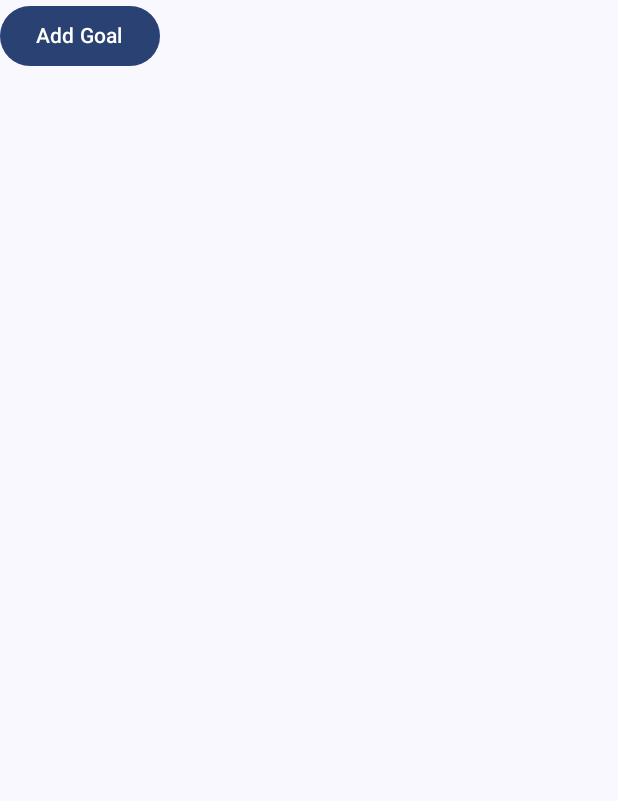
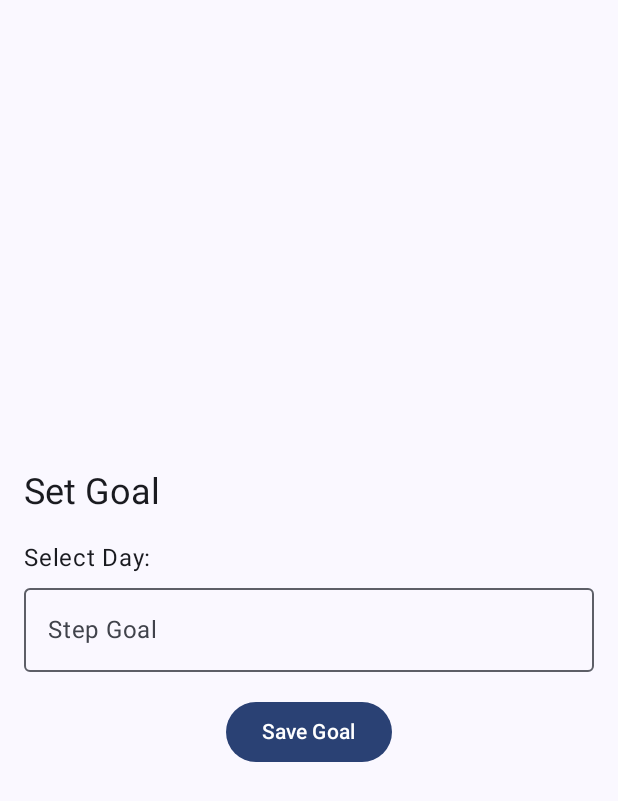
Before and after one commit to pia0sbltg/CCL3Stepcounter, an Android app built with Jetpack Compose: the GoalsScreen screen opened through its navigation route, after a tap on "Add Goal", on a phone screen of 412 x 824 dp. Shown: the top 801 px of the screen. Run offline under Robolectric (Android 15) with nearby library versions, the phone set to English and light mode, and no system bars; our stand-ins replace Room's generated code, livedata-compose; libraries missing offline, so code that uses them is left out: com.google.android.libraries; 4 statements that could not run were skipped.

Commit message:
Goals work

```diff
--- a/app/src/main/java/dev/cc231046/ccl3stepcounter/data/GoalDao.kt
+++ b/app/src/main/java/dev/cc231046/ccl3stepcounter/data/GoalDao.kt
@@ -11,6 +11,9 @@ interface GoalsDao {
     @Query("SELECT * FROM goals")
     suspend fun getAllGoals(): List<GoalEntity>
 
+    @Query("SELECT * FROM goals WHERE dayOfWeek = :dayOfWeek")
+    suspend fun getGoalsForDay(dayOfWeek: Int): List<GoalEntity>
+
     @Insert(onConflict = OnConflictStrategy.REPLACE)
     suspend fun insertGoal(goal: GoalEntity)
 
--- a/app/src/main/java/dev/cc231046/ccl3stepcounter/data/GoalEntity.kt
+++ b/app/src/main/java/dev/cc231046/ccl3stepcounter/data/GoalEntity.kt
@@ -6,6 +6,6 @@ import androidx.room.PrimaryKey
 @Entity(tableName = "goals")
 data class GoalEntity(
     @PrimaryKey(autoGenerate = true) val id: Int = 0,
-    val goal: Int,
-    val description: String
+    val dayOfWeek: Int, // 1 = Monday, 2 = Tuesday, ..., 7 = Sunday
+    val stepGoal: Int,  // Step goal for the day
 )
--- a/app/src/main/java/dev/cc231046/ccl3stepcounter/data/StepsDao.kt
+++ b/app/src/main/java/dev/cc231046/ccl3stepcounter/data/StepsDao.kt
@@ -10,6 +10,9 @@ interface StepsDao {
     @Query("SELECT * FROM steps WHERE date = :date")
     suspend fun getStepsForDate(date: String): StepEntity?
 
+    @Query("SELECT * FROM steps")
+    suspend fun getAllSteps(): List<StepEntity>?
+
     @Insert(onConflict = OnConflictStrategy.REPLACE)
     suspend fun insertSteps(step: StepEntity)
 }
--- a/app/src/main/java/dev/cc231046/ccl3stepcounter/data/StepsDatabase.kt
+++ b/app/src/main/java/dev/cc231046/ccl3stepcounter/data/StepsDatabase.kt
@@ -5,7 +5,7 @@ import androidx.room.Database
 import androidx.room.Room
 import androidx.room.RoomDatabase
 
-@Database(entities = [StepEntity::class, GoalEntity::class], version = 1)
+@Database(entities = [StepEntity::class, GoalEntity::class], version = 2)
 abstract class StepsDatabase : RoomDatabase() {
     abstract fun stepsDao(): StepsDao
     abstract fun goalsDao(): GoalsDao
--- /dev/null
+++ b/app/src/main/java/dev/cc231046/ccl3stepcounter/ui/EditGoalScreen.kt
@@ -0,0 +1,73 @@
+package dev.cc231046.ccl3stepcounter.ui
+
+import androidx.compose.foundation.layout.Arrangement
+import androidx.compose.foundation.layout.Column
+import androidx.compose.foundation.layout.Spacer
+import androidx.compose.foundation.layout.fillMaxSize
+import androidx.compose.foundation.layout.fillMaxWidth
+import androidx.compose.foundation.layout.height
+import androidx.compose.foundation.layout.padding
+import androidx.compose.material3.Button
+import androidx.compose.material3.DropdownMenu
+import androidx.compose.material3.DropdownMenuItem
+import androidx.compose.material3.MaterialTheme
+import androidx.compose.material3.OutlinedTextField
+import androidx.compose.material3.Text
+import androidx.compose.runtime.Composable
+import androidx.compose.runtime.getValue
+import androidx.compose.runtime.mutableIntStateOf
+import androidx.compose.runtime.mutableStateOf
+import androidx.compose.runtime.remember
+import androidx.compose.runtime.setValue
+import androidx.compose.ui.Alignment
+import androidx.compose.ui.Modifier
+import androidx.compose.ui.unit.dp
+import dev.cc231046.ccl3stepcounter.data.GoalEntity
+
+@Composable
+fun EditGoalScreen(viewModel: GoalsViewModel, onGoalSaved:() -> Unit) {
+    var dayOfWeek by remember { mutableIntStateOf(1) }
+    var stepGoal by remember { mutableStateOf("") }
+
+    Column (modifier = Modifier.fillMaxSize().padding(16.dp),
+        verticalArrangement = Arrangement.Center){
+
+        Text("Set Goal", style = MaterialTheme.typography.headlineSmall)
+        Spacer(modifier = Modifier.height(16.dp))
+
+        Text("Select Day:")
+        DropdownMenu(
+            expanded = false, // Implement dropdown logic here
+            onDismissRequest = {  }
+        ) {
+            (1..7).forEach { day ->
+                DropdownMenuItem({Text("Day $day")},onClick = { dayOfWeek = day })
+            }
+        }
+
+            OutlinedTextField(
+                value = stepGoal,
+                onValueChange = { stepGoal = it },
+                label = { Text("Step Goal") },
+                modifier = Modifier.fillMaxWidth()
+            )
+
+            Spacer(modifier = Modifier.height(16.dp))
+
+            Button(onClick = {
+                viewModel.addOrUpdateGoal(
+                    GoalEntity(
+                        dayOfWeek = dayOfWeek,
+                        stepGoal = stepGoal.toInt()
+                    )
+                )
+                onGoalSaved()
+
+            },
+                modifier = Modifier.align(Alignment.CenterHorizontally)
+            ) {
+                Text("Save Goal")
+            }
+
+    }
+}
--- a/app/src/main/java/dev/cc231046/ccl3stepcounter/ui/GoalsScreen.kt
+++ b/app/src/main/java/dev/cc231046/ccl3stepcounter/ui/GoalsScreen.kt
@@ -1,7 +1,9 @@
 package dev.cc231046.ccl3stepcounter.ui
 
 import androidx.compose.foundation.layout.Arrangement
+import androidx.compose.foundation.layout.Column
 import androidx.compose.foundation.layout.Row
+import androidx.compose.foundation.layout.fillMaxSize
 import androidx.compose.foundation.layout.fillMaxWidth
 import androidx.compose.foundation.layout.padding
 import androidx.compose.foundation.lazy.LazyColumn
@@ -17,31 +19,40 @@ import androidx.compose.runtime.Composable
 import androidx.compose.runtime.collectAsState
 import androidx.compose.ui.Modifier
 import androidx.compose.ui.unit.dp
+import dev.cc231046.ccl3stepcounter.data.GoalEntity
 
 @Composable
-fun GoalsScreen(viewModel: GoalsViewModel) {
+fun GoalsScreen(viewModel: GoalsViewModel, onAddGoalClick: () -> Unit) {
     val goals = viewModel.goals.collectAsState().value
-    LazyColumn {
-        items(goals) { goal ->
-            Row(
-                modifier = Modifier
-                    .fillMaxWidth()
-                    .padding(16.dp),
-                horizontalArrangement = Arrangement.SpaceBetween
-            ) {
-                Text("Goal: ${goal.goal}")
-                IconButton(onClick = { /* Edit goal */ }) {
-                    Icon(Icons.Default.Edit, contentDescription = "Edit")
-                }
-                IconButton(onClick = { viewModel.deleteGoal(goal) }) {
-                    Icon(Icons.Default.Delete, contentDescription = "Delete")
-                }
+    Column(
+        modifier = Modifier.fillMaxSize(),
+        verticalArrangement = Arrangement.SpaceBetween
+    ) {
+        LazyColumn(modifier = Modifier.weight(1f)) {
+            items(goals) { goal ->
+                GoalItem(goal = goal, onDeleteClick = { viewModel.deleteGoal(goal) })
             }
         }
-        item {
-            Button(onClick = { /* Navigate to add goal */ }) {
-                Text("Add Goal")
-            }
+        Button(
+            onClick = onAddGoalClick,
+            modifier = Modifier.padding(16.dp)
+        ) {
+            Text("Add Goal")
         }
     }
 }
+
+@Composable
+fun GoalItem(goal: GoalEntity, onDeleteClick: () -> Unit) {
+    Row(
+        modifier = Modifier
+            .fillMaxWidth()
+            .padding(8.dp),
+        horizontalArrangement = Arrangement.SpaceBetween
+    ) {
+        Text(text = "Day: ${goal.dayOfWeek}, Steps: ${goal.stepGoal}")
+        IconButton(onClick = onDeleteClick) {
+            Icon(Icons.Default.Delete, contentDescription = "Delete Goal")
+        }
+    }
+}
--- a/app/src/main/java/dev/cc231046/ccl3stepcounter/ui/StepScreen.kt
+++ b/app/src/main/java/dev/cc231046/ccl3stepcounter/ui/StepScreen.kt
@@ -22,25 +22,30 @@ import dev.cc231046.ccl3stepcounter.data.StepsDao
 
 enum class Routes(val route: String) {
     Main("Steps"),
-    Goals("Goals")
+    Goals("Goals"),
+    Edit("Edit_Goal")
 
 }
 
 @Composable
 fun AppNavigation(stepsDao: StepsDao,goalsDao: GoalsDao, navController: NavHostController, modifier: Modifier){
     val context = LocalContext.current
+
     NavHost(navController =navController, startDestination = Routes.Main.name) {
         composable(Routes.Main.name){
-            StepScreen(StepsViewModel(stepsDao = stepsDao, context = context ))
+            StepScreen(StepsViewModel(stepsDao = stepsDao, context = context ), navController)
         }
         composable(Routes.Goals.name){
-            GoalsScreen(GoalsViewModel(goalsDao))
+            GoalsScreen(GoalsViewModel(goalsDao), onAddGoalClick = {navController.navigate(Routes.Edit.name)})
+        }
+        composable(Routes.Edit.name){
+            EditGoalScreen(viewModel = GoalsViewModel(goalsDao), onGoalSaved = {navController.popBackStack()})
         }
     }
 }
 
 @Composable
-fun StepScreen ( viewModel: StepsViewModel) {
+fun StepScreen ( viewModel: StepsViewModel, navController: NavHostController) {
     val steps by viewModel.currentSteps.observeAsState(0)
 
     Column(
@@ -50,5 +55,8 @@ fun StepScreen ( viewModel: StepsViewModel) {
     ) {
         Text(text = "Steps: $steps", style = MaterialTheme.typography.headlineMedium)
 
+        Button(onClick = {navController.navigate(Routes.Goals.name)}) {
+            Text("Goals bruh")
+        }
     }
 }
```
Also changed, not shown: app/src/main/java/dev/cc231046/ccl3stepcounter/ui/StepTrackingWorker.kt (+43 -2 lines).
